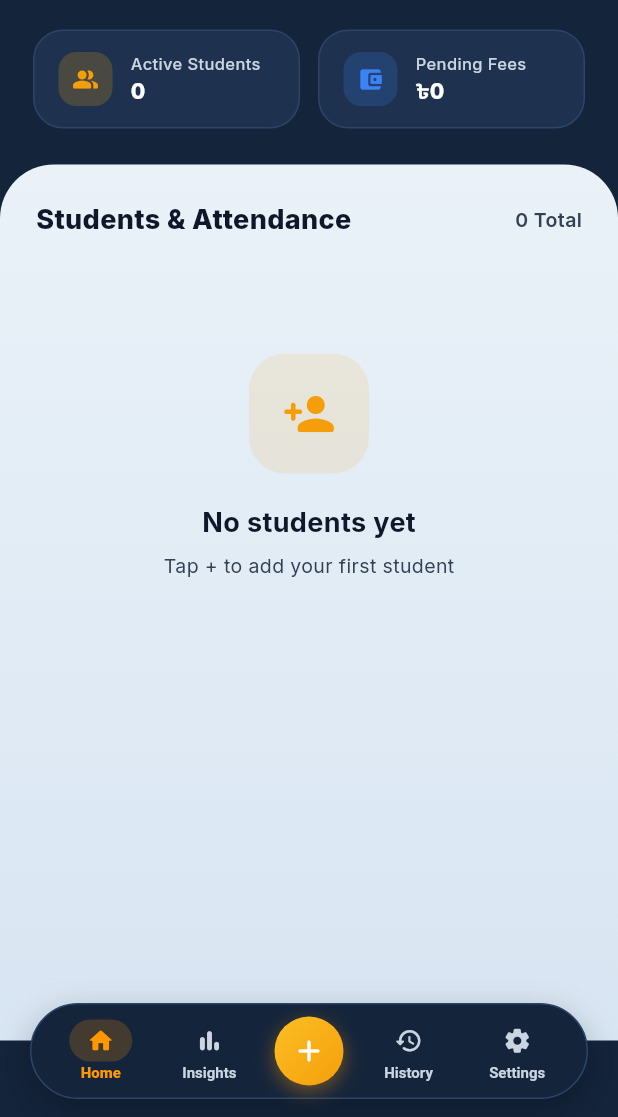
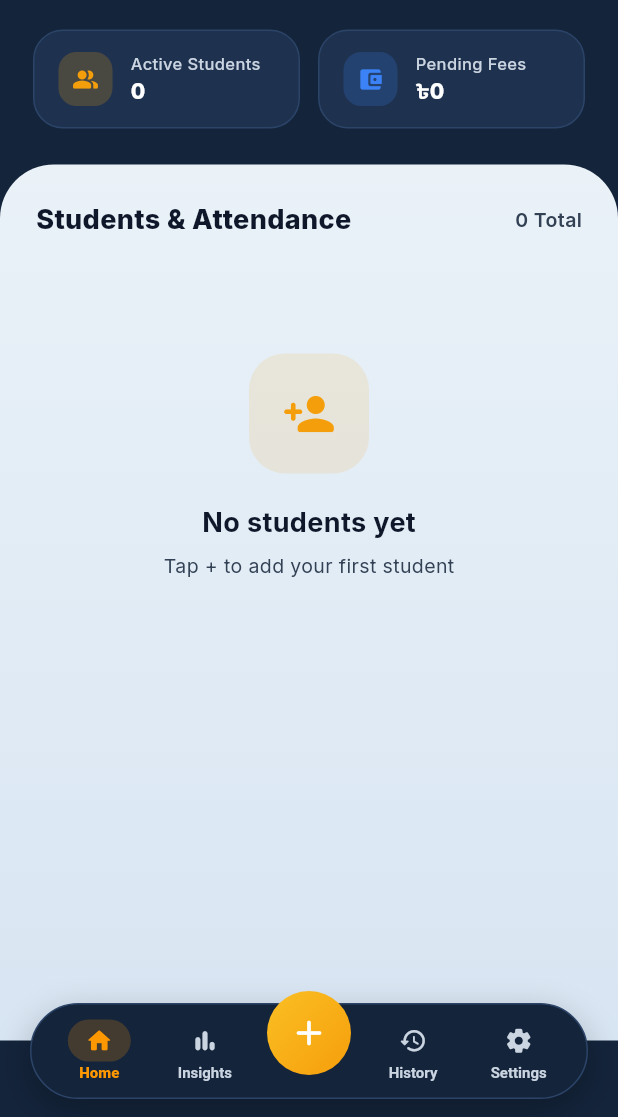
Before and after one commit to Knecrow/Tutracker, a Flutter app: the screen it shows after launch, on a phone screen of 412 x 824 dp, the part 119-1236 px from its top. Run offline on Flutter 3.47's test engine with Material 3 defaults, Android fonts, the phone set to English and light mode, and no system bars; our stand-ins replace fl_chart, flutter_riverpod, go_router, google_fonts, hive, hive_flutter; accounts and stored records are empty.

Commit message:
style: increase center FAB size, raise it out of floating nav pill (-12px offset), and remove glow/shadow

```diff
--- a/lib/presentation/widgets/floating_nav_sheet.dart
+++ b/lib/presentation/widgets/floating_nav_sheet.dart
@@ -73,6 +73,7 @@ class _FloatingNavBar extends StatelessWidget {
 
     return Container(
       height: 64,
+      clipBehavior: Clip.none,
       padding: const EdgeInsets.symmetric(horizontal: 10),
       decoration: BoxDecoration(
         color: AppColors.headerBackground, // Deep Steel Blue capsule
@@ -93,24 +94,20 @@ class _FloatingNavBar extends StatelessWidget {
           _NavItem(icon: AppShell._icons[0], label: AppShell._labels[0], selected: selectedIndex == 0, onTap: () => onTap(0)),
           _NavItem(icon: AppShell._icons[1], label: AppShell._labels[1], selected: selectedIndex == 1, onTap: () => onTap(1)),
 
-          // ── Center FAB ──────────────────────────────────────────────────
-          GestureDetector(
-            onTap: onAdd,
-            child: Container(
-              width: 46,
-              height: 46,
-              decoration: BoxDecoration(
-                shape: BoxShape.circle,
-                gradient: AppColors.orangeGradient,
-                boxShadow: [
-                  BoxShadow(
-                    color: orangeAccent.withValues(alpha: 0.4),
-                    blurRadius: 10,
-                    offset: const Offset(0, 4),
-                  ),
-                ],
+          // ── Center FAB (Popping Out of Pill, Clean & NO Glow) ───────────
+          Transform.translate(
+            offset: const Offset(0, -12),
+            child: GestureDetector(
+              onTap: onAdd,
+              child: Container(
+                width: 56,
+                height: 56,
+                decoration: const BoxDecoration(
+                  shape: BoxShape.circle,
+                  gradient: AppColors.orangeGradient,
+                ),
+                child: const Icon(Icons.add_rounded, color: Colors.white, size: 28),
               ),
-              child: const Icon(Icons.add_rounded, color: Colors.white, size: 24),
             ),
           ),
 
```
